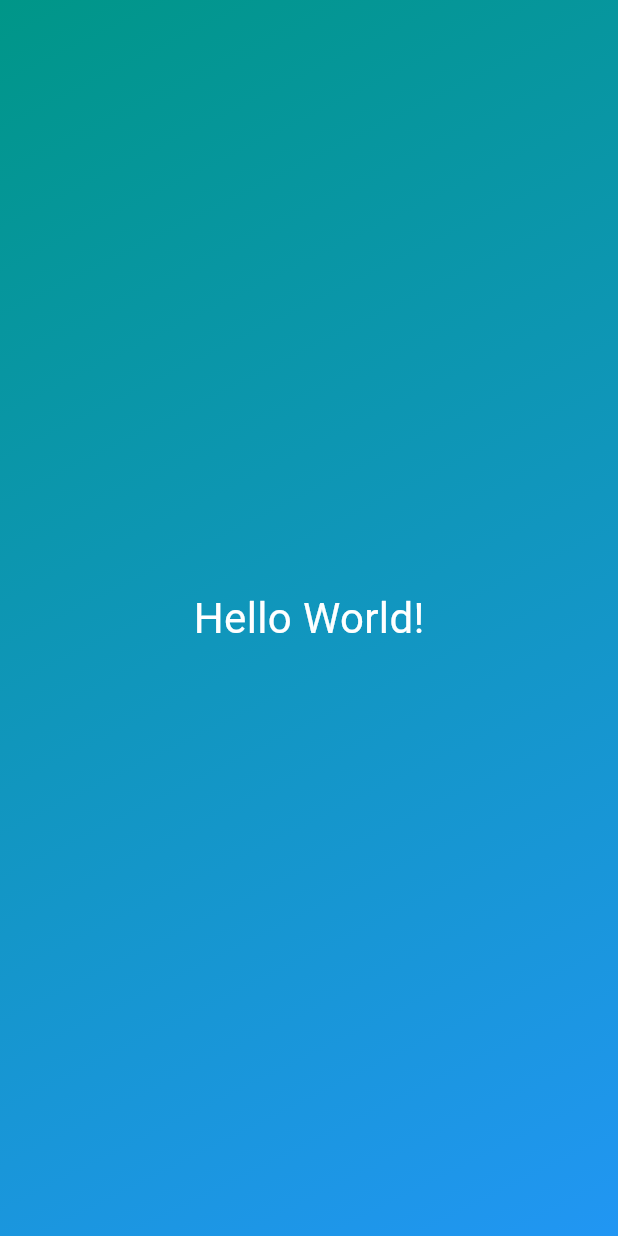
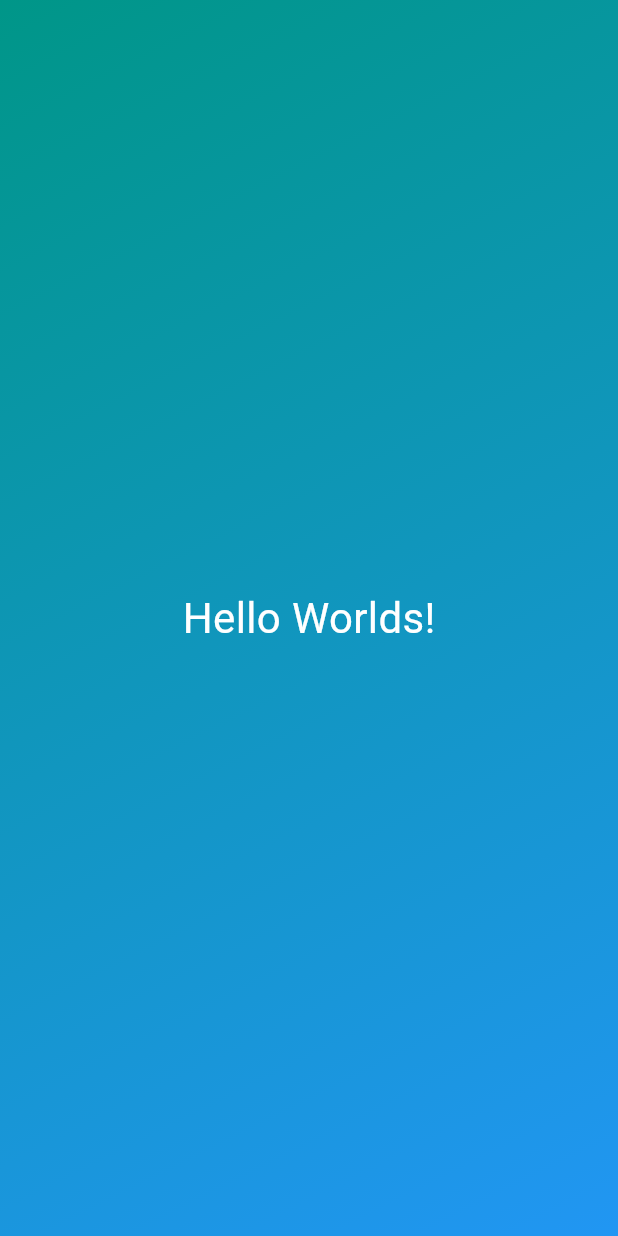
Before and after one commit to graveto/first_app, a Flutter app: the screen it shows after launch, on a phone screen of 412 x 824 dp. Run offline on Flutter 3.47's test engine with Material 3 defaults, Android fonts, the phone set to English and light mode, and no system bars.

```diff
--- a/lib/gradient_container.dart
+++ b/lib/gradient_container.dart
@@ -29,7 +29,7 @@ class GradientContainer extends StatelessWidget {
         ),
       ),
       child: const Center(
-        child: StyledText('Hello World!'),
+        child: StyledText('Hello Worlds!'),
       ),
     );
   }
```
